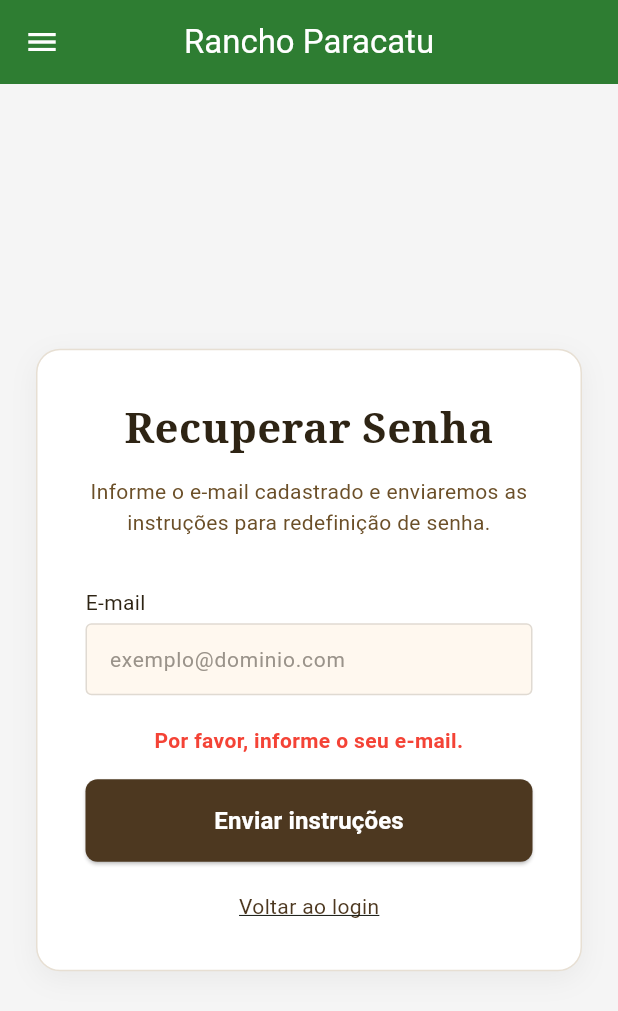
After one commit to EduardoTomazini/rancho_paracatu_mobile, a Flutter app: the EsqueceuSenhaScreen screen opened by its route, after a tap on "Enviar instruções", on a phone screen of 412 x 824 dp. The commit adds this screen. Shown: the top 1011 px of the screen. Run offline on Flutter 3.47's test engine with Material 3 defaults, Android fonts, the phone set to English and light mode, and no system bars; our stand-ins replace image_picker, supabase_flutter; accounts and stored records are empty.

Commit message:
"Fix RF003 missing screen and admin screens issues

```diff
--- a/lib/main.dart
+++ b/lib/main.dart
@@ -10,6 +10,7 @@ import 'screens/checkout.dart';
 import 'screens/login.dart';
 import 'screens/registro.dart';
 import 'screens/sobre.dart';
+import 'screens/esqueceu_senha.dart';
 import 'screens/contato.dart';
 import 'screens/admin_screen.dart';
 import 'screens/admin_pedidos.dart';
@@ -56,6 +57,7 @@ class MyApp extends StatelessWidget {
         '/login': (context) => const LoginScreen(),
         '/registro': (context) => const RegistroScreen(),
         '/sobre': (context) => const SobreScreen(),
+        '/esqueceu_senha': (context) => const EsqueceuSenhaScreen(),
         '/contato': (context) => const ContatoScreen(),
         '/admin': (context) => const AdminScreen(),
         '/admin/pedidos': (context) => const AdminPedidosScreen(),
--- a/lib/screens/admin_config.dart
+++ b/lib/screens/admin_config.dart
@@ -246,7 +246,7 @@ class _AdminConfigScreenState extends State<AdminConfigScreen> {
         color: corFundoCard,
         borderRadius: BorderRadius.circular(12),
         border: Border.all(color: corBorda),
-        boxShadow: [BoxShadow(color: Colors.black.withOpacity(0.05), blurRadius: 8, offset: const Offset(0, 4))],
+        boxShadow: [BoxShadow(color: Colors.black.withValues(alpha: 0.05), blurRadius: 8, offset: const Offset(0, 4))],
       ),
       child: Column(
         crossAxisAlignment: CrossAxisAlignment.start,
--- a/lib/screens/admin_usuarios.dart
+++ b/lib/screens/admin_usuarios.dart
@@ -307,7 +307,7 @@ class _AdminUsuariosScreenState extends State<AdminUsuariosScreen> {
               color: corFundoTabela,
               border: Border.all(color: corBorda),
               borderRadius: BorderRadius.circular(12),
-              boxShadow: [BoxShadow(color: Colors.black.withOpacity(0.05), blurRadius: 10)],
+              boxShadow: [BoxShadow(color: Colors.black.withValues(alpha: 0.05), blurRadius: 10)],
             ),
             clipBehavior: Clip.antiAlias,
             child: SingleChildScrollView(
@@ -420,7 +420,7 @@ class _AdminUsuariosScreenState extends State<AdminUsuariosScreen> {
                   color: Colors.white,
                   borderRadius: BorderRadius.circular(16),
                   border: Border.all(color: corBorda),
-                  boxShadow: [BoxShadow(color: Colors.black.withOpacity(0.05), blurRadius: 10)],
+                  boxShadow: [BoxShadow(color: Colors.black.withValues(alpha: 0.05), blurRadius: 10)],
                 ),
                 child: Column(
                   crossAxisAlignment: CrossAxisAlignment.start,
--- /dev/null
+++ b/lib/screens/esqueceu_senha.dart
@@ -0,0 +1,267 @@
+import 'package:flutter/material.dart';
+import 'core/theme/app_colors.dart';
+import '../widgets/custom_drawer.dart';
+
+class EsqueceuSenhaScreen extends StatefulWidget {
+  const EsqueceuSenhaScreen({super.key});
+
+  @override
+  State<EsqueceuSenhaScreen> createState() => _EsqueceuSenhaScreenState();
+}
+
+class _EsqueceuSenhaScreenState extends State<EsqueceuSenhaScreen> {
+  final Color corTitulo = const Color(0xFF2E2414);
+  final Color corFundoInput = const Color(0xFFFFF8EF);
+  final Color corBordaFoco = const Color(0xFF6B4F28);
+  final Color corBordaCard = const Color(0xFFE7DFD3);
+  final Color corBotao = const Color(0xFF4D3820);
+
+  final TextEditingController _emailController = TextEditingController();
+
+  bool _isLoading = false;
+  bool _enviado = false;
+  String? _error;
+
+  // Validação de formato de e-mail (mesmo padrão das outras telas)
+  final _emailRegex = RegExp(
+    r"^[a-zA-Z0-9.a-zA-Z0-9.!#$%&'*+-/=?^_`{|}~]+@[a-zA-Z0-9]+\.[a-zA-Z]+",
+  );
+
+  void _solicitarRecuperacao() async {
+    FocusScope.of(context).unfocus();
+
+    setState(() {
+      _error = null;
+      _enviado = false;
+    });
+
+    final email = _emailController.text.trim();
+
+    // 1. Verificar se o campo foi preenchido
+    if (email.isEmpty) {
+      setState(() {
+        _error = 'Por favor, informe o seu e-mail.';
+      });
+      return;
+    }
+
+    // 2. Validar formato do e-mail
+    if (!_emailRegex.hasMatch(email)) {
+      setState(() {
+        _error = 'O formato do e-mail é inválido. Tente novamente.';
+      });
+      return;
+    }
+
+    setState(() => _isLoading = true);
+
+    // Simula o envio do e-mail de recuperação (tempo de resposta de rede)
+    await Future.delayed(const Duration(seconds: 2));
+
+    if (mounted) {
+      setState(() {
+        _isLoading = false;
+        _enviado = true;
+      });
+    }
+  }
+
+  @override
+  void dispose() {
+    _emailController.dispose();
+    super.dispose();
+  }
+
+  @override
+  Widget build(BuildContext context) {
+    return Scaffold(
+      backgroundColor: AppColors.fundo,
+      appBar: AppBar(
+        title: const Text('Rancho Paracatu'),
+      ),
+      drawer: const CustomDrawer(),
+      body: Center(
+        child: SingleChildScrollView(
+          padding: const EdgeInsets.all(24.0),
+          child: Container(
+            constraints: const BoxConstraints(maxWidth: 400),
+            padding: const EdgeInsets.all(32),
+            decoration: BoxDecoration(
+              color: Colors.white,
+              borderRadius: BorderRadius.circular(16),
+              border: Border.all(color: corBordaCard),
+              boxShadow: const [
+                BoxShadow(
+                  color: Color.fromARGB(13, 0, 0, 0),
+                  blurRadius: 15,
+                  offset: Offset(0, 5),
+                ),
+              ],
+            ),
+            child: Column(
+              mainAxisSize: MainAxisSize.min,
+              crossAxisAlignment: CrossAxisAlignment.start,
+              children: [
+                Center(
+                  child: Text(
+                    'Recuperar Senha',
+                    style: TextStyle(
+                      fontSize: 28,
+                      fontWeight: FontWeight.bold,
+                      color: corTitulo,
+                      fontFamily: 'serif',
+                    ),
+                  ),
+                ),
+                const SizedBox(height: 12),
+                Center(
+                  child: Text(
+                    'Informe o e-mail cadastrado e enviaremos as\ninstruções para redefinição de senha.',
+                    textAlign: TextAlign.center,
+                    style: TextStyle(
+                      fontSize: 14,
+                      color: corBordaFoco,
+                      height: 1.5,
+                    ),
+                  ),
+                ),
+                const SizedBox(height: 32),
+
+                // Mensagem de sucesso
+                if (_enviado)
+                  Container(
+                    width: double.infinity,
+                    margin: const EdgeInsets.only(bottom: 20),
+                    padding: const EdgeInsets.all(16),
+                    decoration: BoxDecoration(
+                      color: Colors.green[50],
+                      border: Border.all(color: Colors.green),
+                      borderRadius: BorderRadius.circular(8),
+                    ),
+                    child: Column(
+                      crossAxisAlignment: CrossAxisAlignment.start,
+                      children: [
+                        Row(
+                          children: [
+                            Icon(Icons.check_circle, color: Colors.green[700], size: 20),
+                            const SizedBox(width: 8),
+                            Text(
+                              'E-mail enviado!',
+                              style: TextStyle(
+                                fontWeight: FontWeight.bold,
+                                color: Colors.green[700],
+                                fontSize: 15,
+                              ),
+                            ),
+                          ],
+                        ),
+                        const SizedBox(height: 6),
+                        Text(
+                          'Verifique a caixa de entrada de ${_emailController.text.trim()} e siga as instruções para redefinir sua senha.',
+                          style: TextStyle(color: Colors.green[800], fontSize: 13, height: 1.4),
+                        ),
+                      ],
+                    ),
+                  ),
+
+                if (!_enviado) ...[
+                  Text('E-mail', style: TextStyle(fontSize: 14, color: corTitulo)),
+                  const SizedBox(height: 4),
+                  TextField(
+                    controller: _emailController,
+                    keyboardType: TextInputType.emailAddress,
+                    decoration: _estiloInput('exemplo@dominio.com'),
+                  ),
+                  const SizedBox(height: 20),
+                ],
+
+                // Mensagem de erro
+                if (_error != null)
+                  Padding(
+                    padding: const EdgeInsets.only(bottom: 16.0),
+                    child: Center(
+                      child: Text(
+                        _error!,
+                        style: const TextStyle(
+                          color: Colors.red,
+                          fontSize: 14,
+                          fontWeight: FontWeight.bold,
+                        ),
+                        textAlign: TextAlign.center,
+                      ),
+                    ),
+                  ),
+
+                if (!_enviado)
+                  SizedBox(
+                    width: double.infinity,
+                    child: ElevatedButton(
+                      onPressed: _isLoading ? null : _solicitarRecuperacao,
+                      style: ElevatedButton.styleFrom(
+                        backgroundColor: corBotao,
+                        padding: const EdgeInsets.symmetric(vertical: 16),
+                        shape: RoundedRectangleBorder(
+                          borderRadius: BorderRadius.circular(8),
+                        ),
+                      ),
+                      child: _isLoading
+                          ? const SizedBox(
+                              height: 20,
+                              width: 20,
+                              child: CircularProgressIndicator(
+                                color: Colors.white,
+                                strokeWidth: 2,
+                              ),
+                            )
+                          : const Text(
+                              'Enviar instruções',
+                              style: TextStyle(
+                                fontSize: 16,
+                                fontWeight: FontWeight.bold,
+                                color: Colors.white,
+                              ),
+                            ),
+                    ),
+                  ),
+
+                const SizedBox(height: 20),
+
+                Center(
+                  child: GestureDetector(
+                    onTap: () => Navigator.pushReplacementNamed(context, '/login'),
+                    child: Text(
+                      'Voltar ao login',
+                      style: TextStyle(
+                        fontSize: 14,
+                        color: corBotao,
+                        decoration: TextDecoration.underline,
+                      ),
+                    ),
+                  ),
+                ),
+              ],
+            ),
+          ),
+        ),
+      ),
+    );
+  }
+
+  InputDecoration _estiloInput(String hint) {
+    return InputDecoration(
+      hintText: hint,
+      hintStyle: const TextStyle(color: Color(0xFF9A938A), fontSize: 14),
+      contentPadding: const EdgeInsets.symmetric(horizontal: 12, vertical: 12),
+      filled: true,
+      fillColor: corFundoInput,
+      enabledBorder: OutlineInputBorder(
+        borderSide: const BorderSide(color: Colors.black12),
+        borderRadius: BorderRadius.circular(4),
+      ),
+      focusedBorder: OutlineInputBorder(
+        borderSide: BorderSide(color: corBordaFoco, width: 2),
+        borderRadius: BorderRadius.circular(4),
+      ),
+    );
+  }
+}
```
Also changed, not shown: lib/screens/admin_pedidos.dart (+83 -61 lines), lib/screens/admin_screen.dart (+4 -4 lines).
